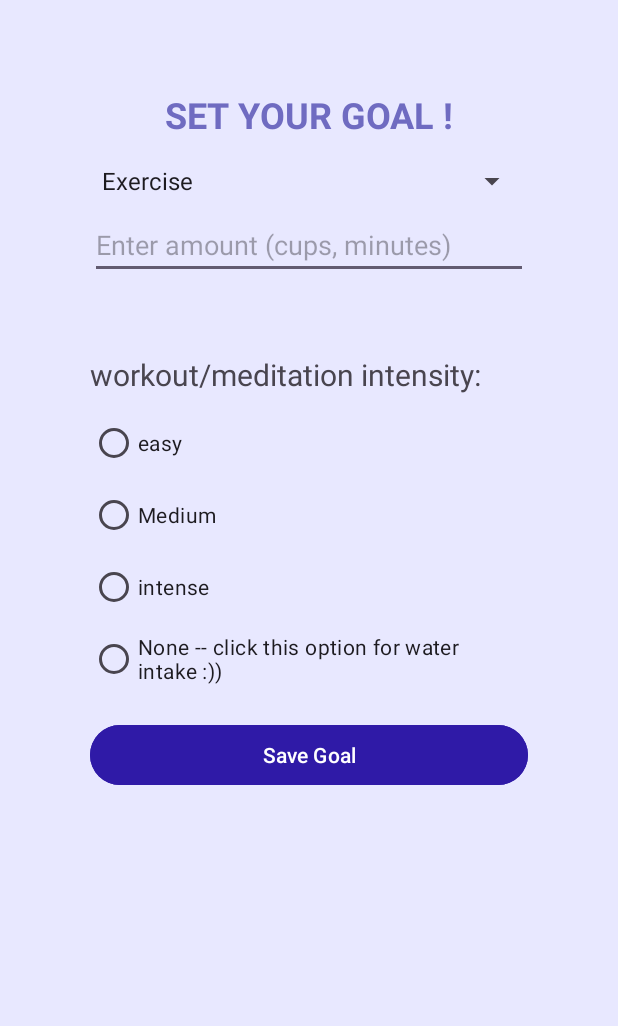
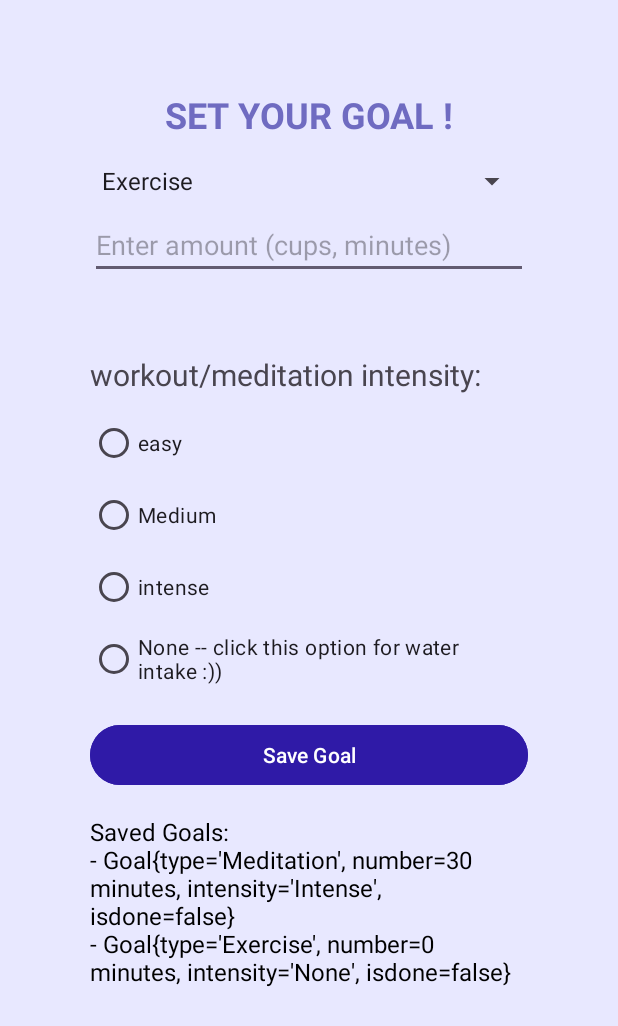
Before and after one commit to hanhidden/assignment1_comp4310, an Android app: the activity_set_goal screen opened directly, with no data from a screen before it, after a tap on "Save Goal", on a phone screen of 412 x 824 dp. Shown: the top 1026 px of the screen. Run offline under Robolectric (Android 15) with nearby library versions, the phone set to English and light mode, and no system bars; 1 statement that could not run was skipped.

Commit message:
showed goals -for me to see teh adding

```diff
--- a/app/src/main/java/com/example/assignment1/activity_set_goal.java
+++ b/app/src/main/java/com/example/assignment1/activity_set_goal.java
@@ -9,6 +9,7 @@ import android.widget.EditText;
 import android.widget.RadioButton;
 import android.widget.RadioGroup;
 import android.widget.Spinner;
+import android.widget.TextView;
 import android.widget.Toast;
 import androidx.appcompat.app.AppCompatActivity;
 
@@ -23,6 +24,7 @@ public class activity_set_goal extends AppCompatActivity {
     EditText inputField ;
     RadioGroup intensityGroup;
     Button saveGoalButton;
+    TextView savedGoalsTextView;
 
     ArrayList<Goal> goalsList;
 
@@ -36,7 +38,10 @@ public class activity_set_goal extends AppCompatActivity {
         inputField = findViewById(R.id.inputField);
         intensityGroup = findViewById(R.id.IntensityGroup);
         saveGoalButton = findViewById(R.id.saveGoalButton);
+        savedGoalsTextView = findViewById(R.id.savedGoalsTextView);
       goalsList = new ArrayList<>();
+//intilize
+        goalsList.add(new Goal("Meditation", 30, "Intense", false));
 
 
 
@@ -69,6 +74,14 @@ public class activity_set_goal extends AppCompatActivity {
 
 
 
+            StringBuilder goalsText = new StringBuilder("Saved Goals:\n");
+
+            for (Goal goal : goalsList) {
+                goalsText.append("- ").append(goal.toString()).append("\n");
+            }
+
+            savedGoalsTextView.setText(goalsText.toString());
+
         }
     });
 
--- a/app/src/main/res/layout/activity_set_goal.xml
+++ b/app/src/main/res/layout/activity_set_goal.xml
@@ -77,4 +77,14 @@
         android:text="Save Goal"
         android:backgroundTint="@color/button_cl"
         android:layout_marginTop="16dp"/>
+
+    <TextView
+        android:id="@+id/savedGoalsTextView"
+        android:layout_width="match_parent"
+        android:layout_height="wrap_content"
+        android:layout_marginTop="16dp"
+        android:text="Saved Goals:"
+        android:textColor="#000000"
+        android:textSize="16sp" />
+
 </LinearLayout>
```
